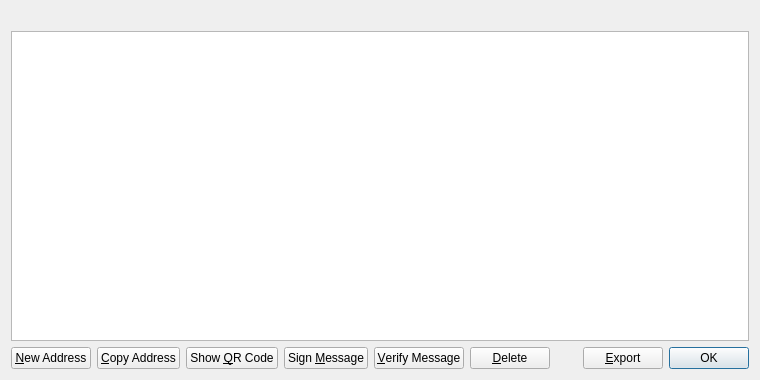
Before: the Qt Designer form src/qt/forms/addressbookpage.ui in WhisperCoin/NewCoin, drawn with Qt 5.
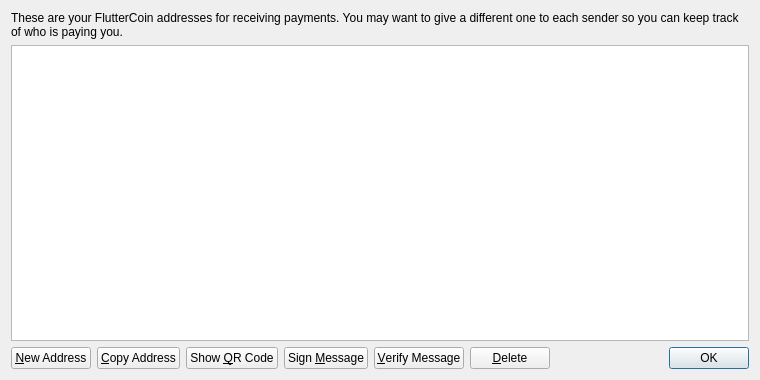
After: the same form once the commit is applied. Icons and pictures are not drawn.

```diff
--- a/src/qt/forms/addressbookpage.ui
+++ b/src/qt/forms/addressbookpage.ui
@@ -16,6 +16,9 @@
   <layout class="QVBoxLayout" name="verticalLayout">
    <item>
     <widget class="QLabel" name="labelExplanation">
+     <property name="text">
+      <string>These are your FlutterCoin addresses for receiving payments. You may want to give a different one to each sender so you can keep track of who is paying you.</string>
+     </property>
      <property name="textFormat">
       <enum>Qt::PlainText</enum>
      </property>
@@ -148,20 +151,6 @@
        </property>
       </spacer>
      </item>
-     <item>
-      <widget class="QPushButton" name="exportButton">
-       <property name="toolTip">
-        <string>Export the data in the current tab to a file</string>
-       </property>
-       <property name="text">
-        <string>&amp;Export</string>
-       </property>
-       <property name="icon">
-        <iconset resource="../bitcoin.qrc">
-         <normaloff>:/icons/export</normaloff>:/icons/export</iconset>
-       </property>
-      </widget>
-     </item>
      <item>
       <widget class="QDialogButtonBox" name="buttonBox">
        <property name="sizePolicy">
```
Left out of the diff: 10 changed lines with no effect on the pictures.
